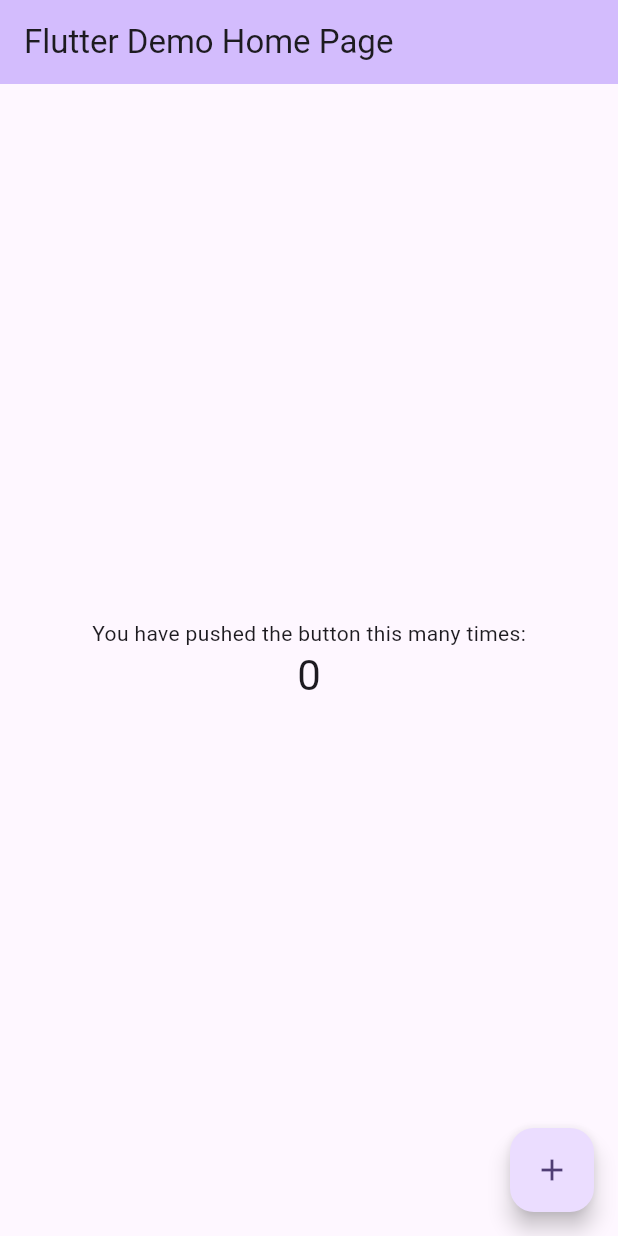
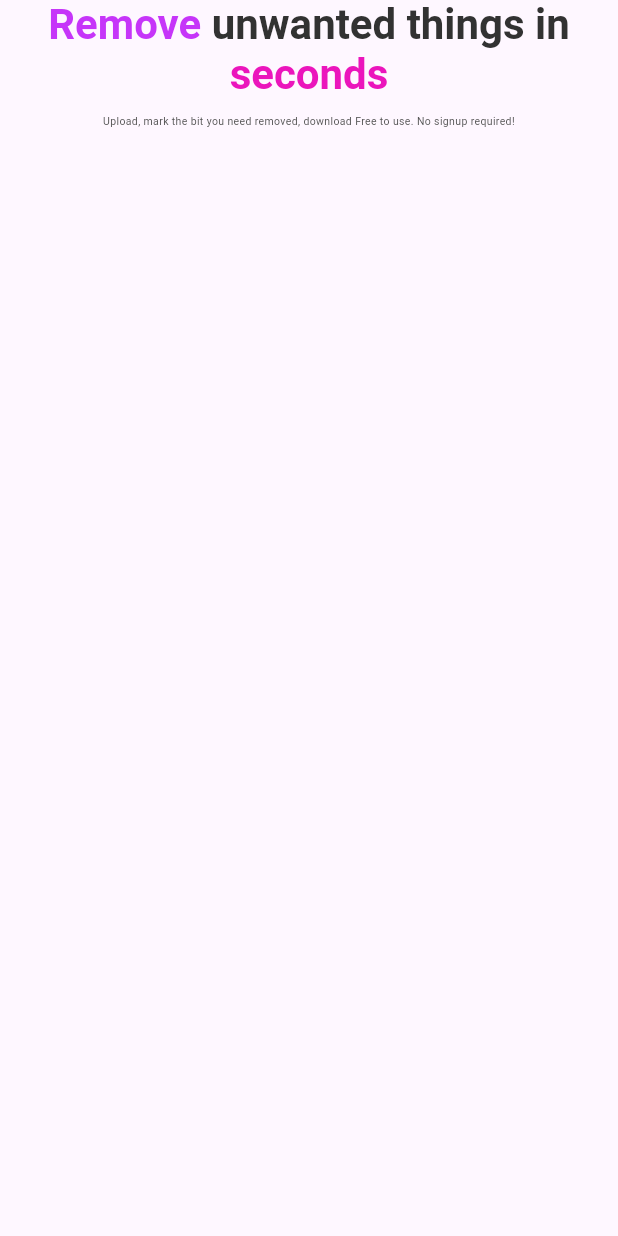
Before and after one commit to rathod-mehul-1011/ai_app, a Flutter app: the screen it shows after launch, on a phone screen of 412 x 824 dp. Run offline on Flutter 3.47's test engine with Material 2 defaults, Android fonts, the light colour scheme and no system bars; our stand-ins replace dotted_border, google_fonts, image_picker.

Commit message:
code with errors

```diff
--- /dev/null
+++ b/lib/common/colors.dart
@@ -0,0 +1,8 @@
+import 'package:flutter/material.dart';
+
+class AppColors {
+  static const Color heliotrope = Color(0xffC635F9);
+  static const Color mineShaft = Color(0xff323232);
+  static const Color shockingPink = Color(0xffEB15BC);
+  static const Color emperor = Color(0xff535353);
+}
--- /dev/null
+++ b/lib/common/common.dart
@@ -0,0 +1,5 @@
+import 'package:flutter/material.dart';
+
+bool isDarkMode(BuildContext context) {
+  return Theme.of(context).brightness == Brightness.dark;
+}
--- a/lib/main.dart
+++ b/lib/main.dart
@@ -1,4 +1,8 @@
+// ignore_for_file: prefer_const_constructors
+
 import 'package:flutter/material.dart';
+
+import './screens/home.dart';
 
 void main() {
   runApp(const MyApp());
@@ -11,115 +15,24 @@ class MyApp extends StatelessWidget {
   @override
   Widget build(BuildContext context) {
     return MaterialApp(
-      title: 'Flutter Demo',
+      title: 'AI App',
+      debugShowCheckedModeBanner: false,
+      // Light theme
       theme: ThemeData(
-        // This is the theme of your application.
-        //
-        // TRY THIS: Try running your application with "flutter run". You'll see
-        // the application has a blue toolbar. Then, without quitting the app,
-        // try changing the seedColor in the colorScheme below to Colors.green
-        // and then invoke "hot reload" (save your changes or press the "hot
-        // reload" button in a Flutter-supported IDE, or press "r" if you used
-        // the command line to start the app).
-        //
-        // Notice that the counter didn't reset back to zero; the application
-        // state is not lost during the reload. To reset the state, use hot
-        // restart instead.
-        //
-        // This works for code too, not just values: Most code changes can be
-        // tested with just a hot reload.
         colorScheme: ColorScheme.fromSeed(seedColor: Colors.deepPurple),
         useMaterial3: true,
       ),
-      home: const MyHomePage(title: 'Flutter Demo Home Page'),
+
+      // Dark theme
+      darkTheme: ThemeData(
+        brightness: Brightness.dark,
+        colorScheme: ColorScheme.dark(primary: Colors.deepPurple),
+        useMaterial3: true,
+      ),
+
+      // Determines which theme to use
+      themeMode: ThemeMode.light,
+      home: HomeScreen(),
     );
   }
 }
-
-class MyHomePage extends StatefulWidget {
-  const MyHomePage({super.key, required this.title});
-
-  // This widget is the home page of your application. It is stateful, meaning
-  // that it has a State object (defined below) that contains fields that affect
-  // how it looks.
-
-  // This class is the configuration for the state. It holds the values (in this
-  // case the title) provided by the parent (in this case the App widget) and
-  // used by the build method of the State. Fields in a Widget subclass are
-  // always marked "final".
-
-  final String title;
-
-  @override
-  State<MyHomePage> createState() => _MyHomePageState();
-}
-
-class _MyHomePageState extends State<MyHomePage> {
-  int _counter = 0;
-
-  void _incrementCounter() {
-    setState(() {
-      // This call to setState tells the Flutter framework that something has
-      // changed in this State, which causes it to rerun the build method below
-      // so that the display can reflect the updated values. If we changed
-      // _counter without calling setState(), then the build method would not be
-      // called again, and so nothing would appear to happen.
-      _counter++;
-    });
-  }
-
-  @override
-  Widget build(BuildContext context) {
-    // This method is rerun every time setState is called, for instance as done
-    // by the _incrementCounter method above.
-    //
-    // The Flutter framework has been optimized to make rerunning build methods
-    // fast, so that you can just rebuild anything that needs updating rather
-    // than having to individually change instances of widgets.
-    return Scaffold(
-      appBar: AppBar(
-        // TRY THIS: Try changing the color here to a specific color (to
-        // Colors.amber, perhaps?) and trigger a hot reload to see the AppBar
-        // change color while the other colors stay the same.
-        backgroundColor: Theme.of(context).colorScheme.inversePrimary,
-        // Here we take the value from the MyHomePage object that was created by
-        // the App.build method, and use it to set our appbar title.
-        title: Text(widget.title),
-      ),
-      body: Center(
-        // Center is a layout widget. It takes a single child and positions it
-        // in the middle of the parent.
-        child: Column(
-          // Column is also a layout widget. It takes a list of children and
-          // arranges them vertically. By default, it sizes itself to fit its
-          // children horizontally, and tries to be as tall as its parent.
-          //
-          // Column has various properties to control how it sizes itself and
-          // how it positions its children. Here we use mainAxisAlignment to
-          // center the children vertically; the main axis here is the vertical
-          // axis because Columns are vertical (the cross axis would be
-          // horizontal).
-          //
-          // TRY THIS: Invoke "debug painting" (choose the "Toggle Debug Paint"
-          // action in the IDE, or press "p" in the console), to see the
-          // wireframe for each widget.
-          mainAxisAlignment: MainAxisAlignment.center,
-          children: <Widget>[
-            const Text(
-              'You have pushed the button this many times:',
-            ),
-            Text(
-              '$_counter',
-              style: Theme.of(context).textTheme.headlineMedium,
-            ),
-          ],
-        ),
-      ),
-      floatingActionButton: FloatingActionButton(
-        onPressed: _incrementCounter,
-        tooltip: 'Increment',
-        child: const Icon(Icons.add),
-      ), // This trailing comma makes auto-formatting nicer for build methods.
-    );
-  }
-}
--- /dev/null
+++ b/lib/screens/home.dart
@@ -0,0 +1,74 @@
+// ignore_for_file: prefer_const_constructors, prefer_const_literals_to_create_immutables
+
+import 'package:ai_app/common/colors.dart';
+import 'package:ai_app/common/common.dart';
+import 'package:flutter/material.dart';
+
+class HomeScreen extends StatelessWidget {
+  const HomeScreen({super.key});
+
+  @override
+  Widget build(BuildContext context) {
+    return Scaffold(
+      body: Center(
+        child: Column(
+          children: [
+            Column(
+              children: [
+                Container(
+                  margin: EdgeInsets.symmetric(horizontal: 17, vertical: 0),
+                  child: RichText(
+                    textAlign: TextAlign.center,
+                    text: TextSpan(
+                      children: [
+                        TextSpan(
+                          text: 'Remove ',
+                          style: TextStyle(
+                            color: AppColors.heliotrope,
+                            fontWeight: FontWeight.w700,
+                            fontSize: 28,
+                          ),
+                        ),
+                        TextSpan(
+                          text: 'unwanted things in',
+                          style: TextStyle(
+                            color: isDarkMode(context)
+                                ? Colors.white
+                                : AppColors.mineShaft,
+                            fontWeight: FontWeight.w700,
+                            fontSize: 28,
+                          ),
+                        ),
+                        TextSpan(
+                          text: ' seconds',
+                          style: TextStyle(
+                            color: AppColors.shockingPink,
+                            fontWeight: FontWeight.w700,
+                            fontSize: 28,
+                          ),
+                        ),
+                      ],
+                    ),
+                  ),
+                ),
+                Container(
+                  margin: EdgeInsets.symmetric(horizontal: 46, vertical: 0),
+                  padding: EdgeInsets.only(top: 10),
+                  child: Text(
+                    'Upload, mark the bit you need removed, download Free to use. No signup required!',
+                    textAlign: TextAlign.center,
+                    style: TextStyle(
+                      color: AppColors.emperor,
+                      fontWeight: FontWeight.w400,
+                      fontSize: 7,
+                    ),
+                  ),
+                ),
+              ],
+            ),
+          ],
+        ),
+      ),
+    );
+  }
+}
```
Also changed, not shown: lib/widgets/feature_tile.dart (added, +12 -0 lines), lib/widgets/image_uploader.dart (added, +104 -0 lines), pubspec.yaml (+7 -3 lines), assets/carousel/bg_remove.png (added), assets/carousel/magic_eraser.png (added), assets/carousel/upscale_img.png (added), assets/gallery.png (added), assets/img_tool/bg_remove.png (added), assets/img_tool/image_erase.png (added), assets/img_tool/upscale_img.png (added), lib/common/utils.dart (added), lib/widgets/image_carousel.dart (added), pubspec.lock, 6 other files.
